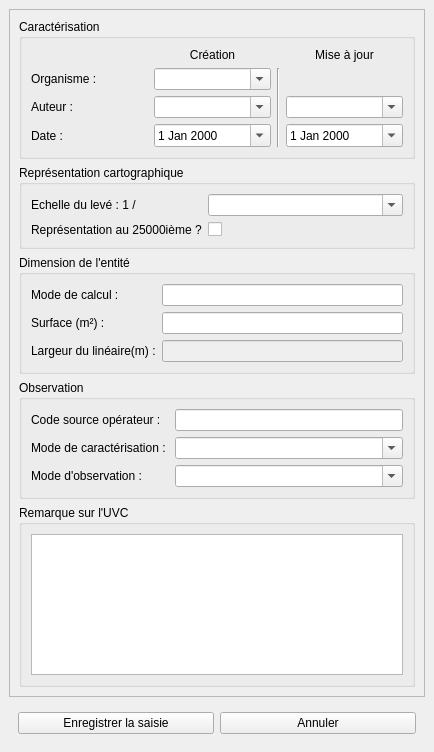
IGNF/saisie_carhab, file src/ui/form_uvc.ui: the form before one commit.
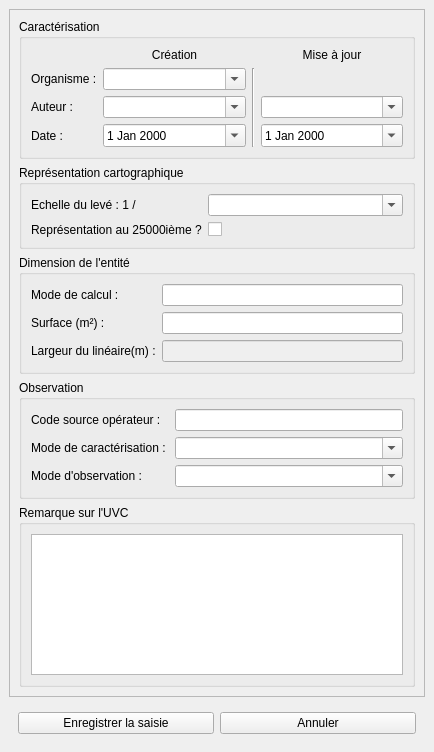
The form after the commit.

Commit message: [ticket 209] redimmensionner les combobox pour affichage dans qgis2.14

```diff
--- a/src/ui/form_uvc.ui
+++ b/src/ui/form_uvc.ui
@@ -100,23 +100,50 @@
            </item>
            <item row="6" column="1">
             <widget class="QComboBox" name="aut_crea">
+             <property name="sizePolicy">
+              <sizepolicy hsizetype="MinimumExpanding" vsizetype="Fixed">
+               <horstretch>0</horstretch>
+               <verstretch>0</verstretch>
+              </sizepolicy>
+             </property>
              <property name="editable">
               <bool>true</bool>
              </property>
+             <property name="sizeAdjustPolicy">
+              <enum>QComboBox::AdjustToMinimumContentsLength</enum>
+             </property>
             </widget>
            </item>
            <item row="5" column="1">
             <widget class="QComboBox" name="orga_crea">
+             <property name="sizePolicy">
+              <sizepolicy hsizetype="MinimumExpanding" vsizetype="Fixed">
+               <horstretch>0</horstretch>
+               <verstretch>0</verstretch>
+              </sizepolicy>
+             </property>
              <property name="editable">
               <bool>true</bool>
              </property>
+             <property name="sizeAdjustPolicy">
+              <enum>QComboBox::AdjustToMinimumContentsLength</enum>
+             </property>
             </widget>
            </item>
            <item row="6" column="4">
             <widget class="QComboBox" name="aut_maj">
+             <property name="sizePolicy">
+              <sizepolicy hsizetype="MinimumExpanding" vsizetype="Fixed">
+               <horstretch>0</horstretch>
+               <verstretch>0</verstretch>
+              </sizepolicy>
+             </property>
              <property name="editable">
               <bool>true</bool>
              </property>
+             <property name="sizeAdjustPolicy">
+              <enum>QComboBox::AdjustToMinimumContentsLength</enum>
+             </property>
             </widget>
            </item>
           </layout>
```
Left out of the diff: 26 changed lines with no effect on the pictures. The commit also changes 3 other files.
